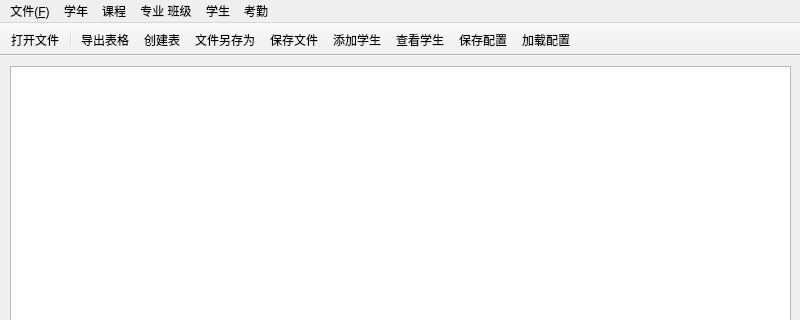
GanYv123/DataProcessing, file mainwindow.ui: the form before one commit; both pictures show x 0 to 800 and y 0 to 320 of the 800 by 600 pixel window.
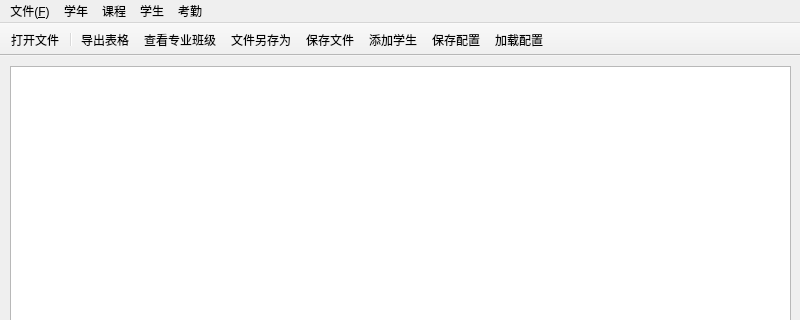
The form after the commit. Icons and pictures are not drawn.

```diff
--- a/mainwindow.ui
+++ b/mainwindow.ui
@@ -78,18 +78,9 @@
     </property>
     <addaction name="ac_choose_school_year"/>
    </widget>
-   <widget class="QMenu" name="menu_7">
-    <property name="title">
-     <string>专业 班级</string>
-    </property>
-    <addaction name="ac_addMajor"/>
-    <addaction name="separator"/>
-    <addaction name="ac_checkMajor"/>
-   </widget>
    <addaction name="menu"/>
    <addaction name="menu_6"/>
    <addaction name="menu_4"/>
-   <addaction name="menu_7"/>
    <addaction name="menu_2"/>
    <addaction name="menu_5"/>
   </widget>
@@ -116,11 +107,10 @@
    <addaction name="ac_openFiles"/>
    <addaction name="separator"/>
    <addaction name="ac_exportExcel"/>
-   <addaction name="ac_creatSheet"/>
+   <addaction name="ac_checkMajor"/>
    <addaction name="ac_Save_as"/>
    <addaction name="ac_saveFiles"/>
    <addaction name="ac_addStu"/>
-   <addaction name="ac_checkStu"/>
    <addaction name="ac_saveSettings"/>
    <addaction name="ac_loadSettings"/>
   </widget>
```
Left out of the diff: 12 changed lines with no effect on the pictures.
